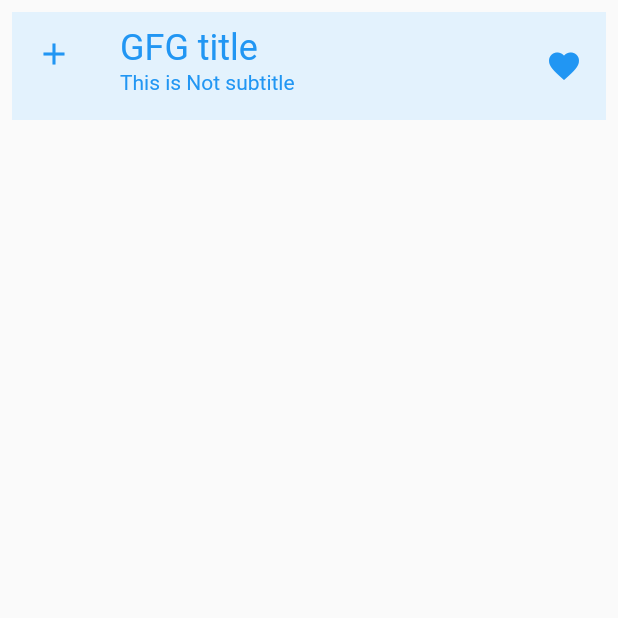
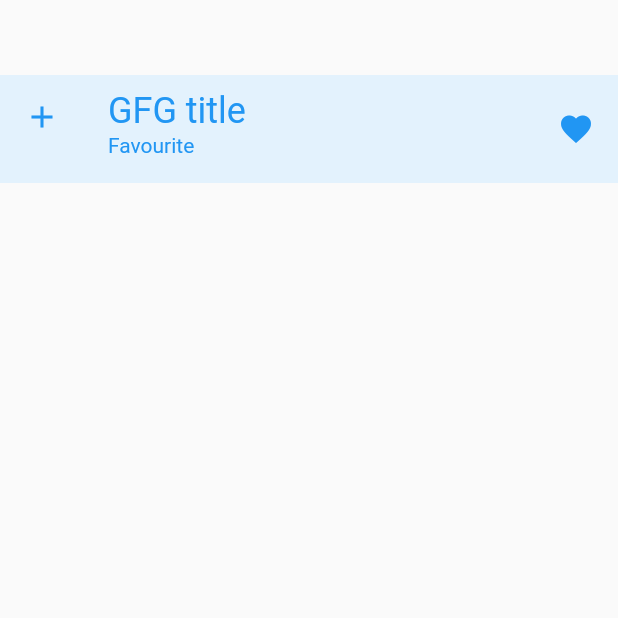
Before and after one commit to Ankit-Developer143/ListTile-change-Data-Dynamic-flutter, a Flutter app: the screen it shows after launch, on a phone screen of 412 x 824 dp, the top half of it. Run offline on Flutter 3.47's test engine with Material 2 defaults, Android fonts, the phone set to English and light mode, and no system bars.

Commit message:
Change ListTile Data dynamic || Icon etc

```diff
--- a/lib/listtile_view.dart
+++ b/lib/listtile_view.dart
@@ -17,7 +17,7 @@ bool color =  false;
         children: <Widget>[
           Center(
             child: Padding(
-              padding: const EdgeInsets.all(8.0),
+              padding: const EdgeInsets.only(top:50.0,),
               child: Container(
                 color: Colors.blue[50],
                 child: ListTile(
@@ -27,7 +27,7 @@ bool color =  false;
                     textScaleFactor: 1.5,
                   ),
                   trailing: color ?  const Icon(Icons.favorite_border): const Icon(Icons.favorite),
-                  subtitle: color ?  const Text('This is subtitle') :  const Text('This is Not subtitle'),
+                  subtitle: color == false ?  const Text('Favourite') :  const Text('Not Favourite'),
                   selected: true,
                   onTap: () {
                     setState(() {
```
